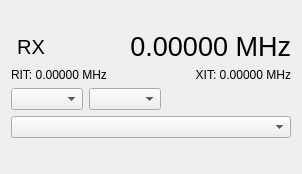
First picture: the form in ui/RigWidget.ui, repository k5mcd/QLog, before the edit.
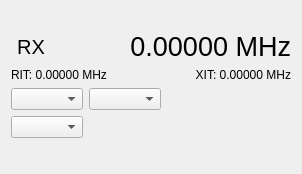
Second picture: the form after the edit.

Commit message: Fixed #31 - Rig Combo size when Rig Profile name is long (2)

```diff
--- a/ui/RigWidget.ui
+++ b/ui/RigWidget.ui
@@ -176,7 +176,7 @@
      <item>
       <widget class="QComboBox" name="rigProfilCombo">
        <property name="sizePolicy">
-        <sizepolicy hsizetype="Expanding" vsizetype="Fixed">
+        <sizepolicy hsizetype="Maximum" vsizetype="Fixed">
          <horstretch>0</horstretch>
          <verstretch>0</verstretch>
         </sizepolicy>
@@ -189,6 +189,19 @@
        </property>
       </widget>
      </item>
+     <item>
+      <spacer name="horizontalSpacer_2">
+       <property name="orientation">
+        <enum>Qt::Horizontal</enum>
+       </property>
+       <property name="sizeHint" stdset="0">
+        <size>
+         <width>40</width>
+         <height>20</height>
+        </size>
+       </property>
+      </spacer>
+     </item>
     </layout>
    </item>
    <item>
```
